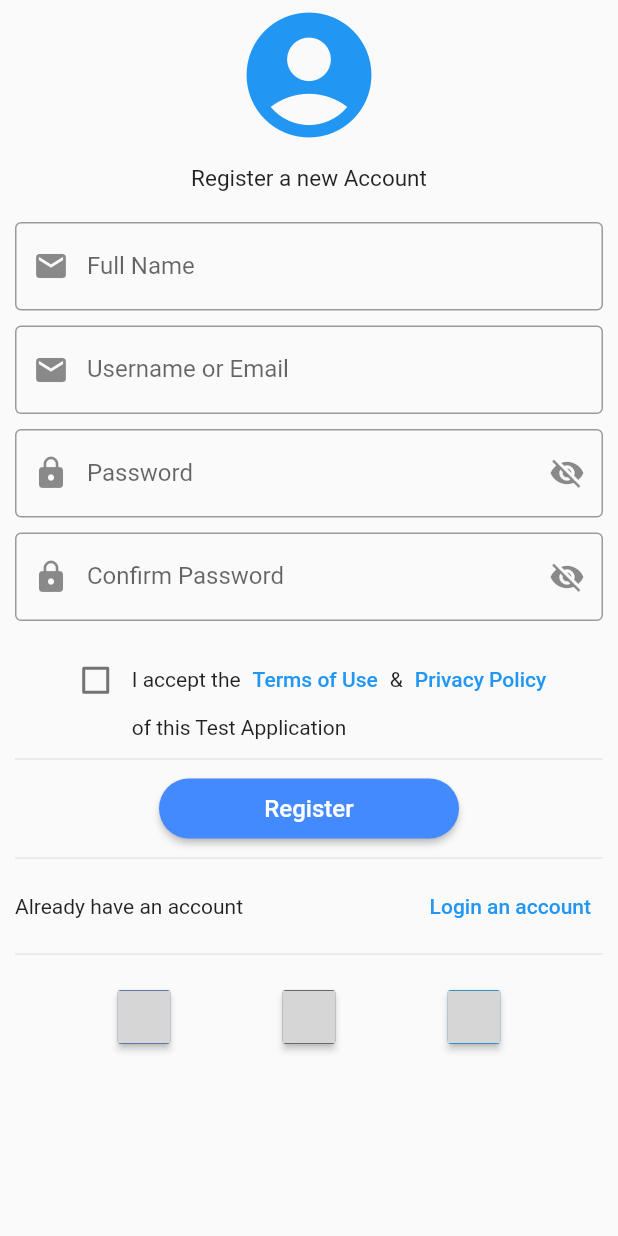
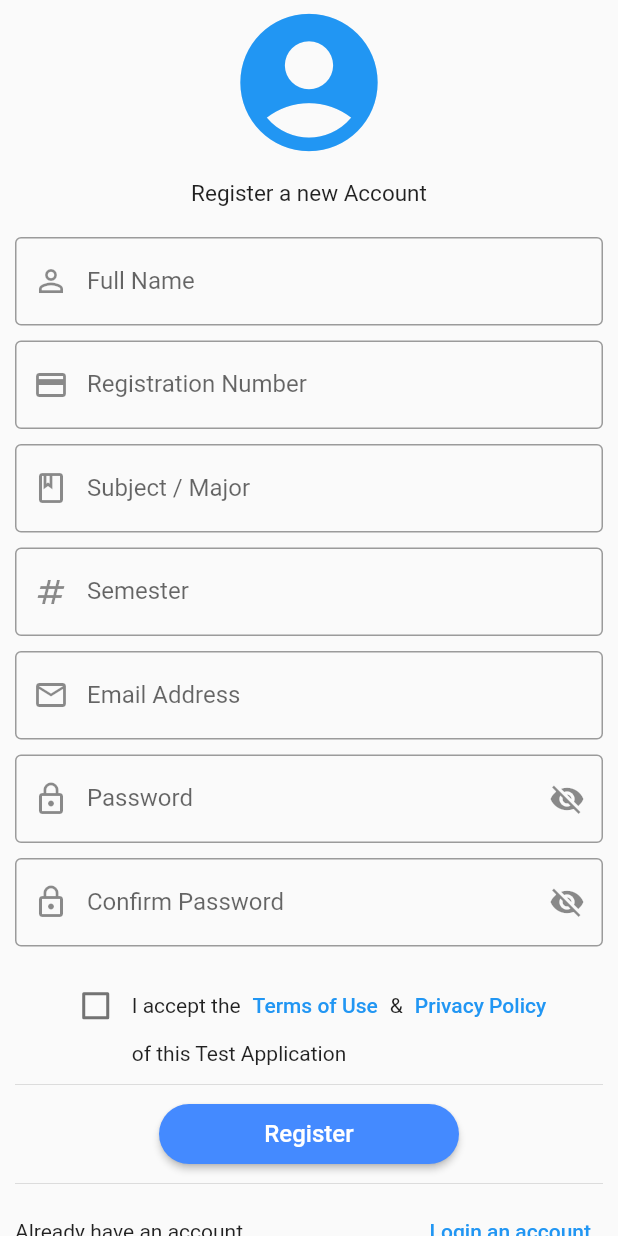
Before and after one commit to n00biex141/KPITB_Week5_Assign, a Flutter app: the screen it shows after launch, after a tap on "Register an account", on a phone screen of 412 x 824 dp. Run offline on Flutter 3.47's test engine with Material 2 defaults, Android fonts, the light colour scheme and no system bars; our stand-ins replace cloud_firestore, email_validator, firebase_auth, firebase_core, flutter_signin_button, fluttertoast; accounts and stored records are empty; network calls fail; grey boxes are pictures that could not be loaded.

Commit message:
new commit

```diff
--- a/lib/UI/login_screen.dart
+++ b/lib/UI/login_screen.dart
@@ -1,12 +1,10 @@
 // ignore_for_file: dead_code
 import 'package:flutter/material.dart';
-import 'package:fluttertoast/fluttertoast.dart';
 import 'package:firebase_auth/firebase_auth.dart';
 
 import 'package:week5_assignment/Functions/logreg_error.dart';
 
 import 'package:week5_assignment/UI/register_screen.dart';
-
 import 'package:week5_assignment/main.dart';
 
 class LoginScreen extends StatefulWidget {
@@ -30,6 +28,11 @@ class _LoginScreenState extends State<LoginScreen> {
   bool isKeepme = true;
 
   Future logIn() async {
+    showDialog(
+        context: context,
+        barrierDismissible: false,
+        builder: (context) => const Center(child: CircularProgressIndicator()));
+
     try {
       await FirebaseAuth.instance.signInWithEmailAndPassword(
           email: controllerID.text.trim(),
@@ -37,6 +40,7 @@ class _LoginScreenState extends State<LoginScreen> {
     } on FirebaseAuthException catch (e) {
       errorMessage(context, e.code);
     }
+    navigatorKey.currentState!.popUntil((route) => route.isFirst);
   }
 
   @override
@@ -85,7 +89,7 @@ class _LoginScreenState extends State<LoginScreen> {
               controller: controllerID,
               decoration: const InputDecoration(
                 border: OutlineInputBorder(),
-                labelText: 'Username or Email',
+                labelText: 'Email Address',
                 prefixIcon: Icon(Icons.mail),
               ),
             ),
@@ -147,9 +151,7 @@ class _LoginScreenState extends State<LoginScreen> {
                               splashColor: Colors.transparent,
                               highlightColor: Colors.transparent,
                               textColor: Colors.white,
-                              color: (userTextVis && passTextVis)
-                                  ? Colors.blueAccent
-                                  : Colors.grey,
+                              color: Colors.blueAccent,
                               onPressed: logIn,
                               child: const Text("login"),
                             ))))),
--- a/lib/UI/register_screen.dart
+++ b/lib/UI/register_screen.dart
@@ -1,8 +1,10 @@
+import 'package:cloud_firestore/cloud_firestore.dart';
 import 'package:email_validator/email_validator.dart';
 import 'package:firebase_auth/firebase_auth.dart';
 import 'package:flutter/material.dart';
 
 import 'package:flutter_signin_button/flutter_signin_button.dart';
+import 'package:fluttertoast/fluttertoast.dart';
 import 'package:week5_assignment/Functions/logreg_error.dart';
 import 'package:week5_assignment/UI/login_screen.dart';
 import 'package:week5_assignment/main.dart';
@@ -20,6 +22,9 @@ class _RegisterScreenState extends State<RegisterScreen> {
 
   final controllerName = TextEditingController();
   final controllerID = TextEditingController();
+  final controllerReg = TextEditingController();
+  final controllerMaj = TextEditingController();
+  final controllerSem = TextEditingController();
   final controllerPass = TextEditingController();
 
   bool fnameVis = false, emailVis = false, passVis = false, cpassVis = false;
@@ -46,24 +51,46 @@ class _RegisterScreenState extends State<RegisterScreen> {
     final isValid = formkey.currentState!.validate();
     if (!isValid) return;
 
-    /*showDialog(
+    showDialog(
         context: context,
         barrierDismissible: false,
-        builder: (context) => const Center(child: CircularProgressIndicator()));*/
+        builder: (context) => const Center(child: CircularProgressIndicator()));
 
     try {
-      UserCredential result = await FirebaseAuth.instance
-          .createUserWithEmailAndPassword(
-              email: controllerID.text.trim(),
-              password: controllerPass.text.trim());
-      User? user = result.user;
-      // ignore: deprecated_member_use
-      user?.updateProfile(displayName: controllerName.text.trim());
+      await FirebaseAuth.instance.createUserWithEmailAndPassword(
+          email: controllerID.text.trim(),
+          password: controllerPass.text.trim());
+
+      addUserDetails(
+          controllerName.text.trim(),
+          controllerReg.text.trim(),
+          controllerMaj.text.trim(),
+          int.parse(controllerSem.text.trim()),
+          controllerID.text.trim());
+
+      Fluttertoast.showToast(
+          msg: "Successfully Registered!",
+          toastLength: Toast.LENGTH_SHORT,
+          gravity: ToastGravity.CENTER,
+          timeInSecForIosWeb: 1,
+          backgroundColor: Colors.green,
+          textColor: Colors.white,
+          fontSize: 16.0);
     } on FirebaseAuthException catch (e) {
       errorMessage(context, e.code);
     }
+    navigatorKey.currentState!.popUntil((route) => route.isFirst);
+  }
 
-    //navigatorKey.currentState!.popUntil((route) => route.isFirst);
+  Future addUserDetails(
+      String fname, String regno, String subject, int sem, String email) async {
+    await FirebaseFirestore.instance.collection('users').add({
+      'full name': fname,
+      'reg number': regno,
+      'subject': subject,
+      'semester': sem,
+      'email': email,
+    });
   }
 
   @override
@@ -71,6 +98,10 @@ class _RegisterScreenState extends State<RegisterScreen> {
     controllerName.dispose();
     controllerID.dispose();
     controllerPass.dispose();
+    controllerReg.dispose();
+    controllerMaj.dispose();
+    controllerSem.dispose();
+
     super.dispose();
   }
 
@@ -90,7 +121,7 @@ class _RegisterScreenState extends State<RegisterScreen> {
                 child: Column(children: const <Widget>[
                   Icon(
                     Icons.account_circle,
-                    size: 100,
+                    size: 110,
                     color: Colors.blue,
                   ),
                   Padding(
@@ -107,9 +138,46 @@ class _RegisterScreenState extends State<RegisterScreen> {
               decoration: const InputDecoration(
                 border: OutlineInputBorder(),
                 labelText: 'Full Name',
-                prefixIcon: Icon(Icons.mail),
+                prefixIcon: Icon(Icons.person_outline),
               ),
             ),
+            Container(
+                padding: const EdgeInsets.only(top: 10),
+                child: TextFormField(
+                  validator: ((value) => value!.isEmpty
+                      ? 'Enter your proper registration number'
+                      : null),
+                  controller: controllerReg,
+                  decoration: const InputDecoration(
+                    border: OutlineInputBorder(),
+                    labelText: 'Registration Number',
+                    prefixIcon: Icon(Icons.payment_outlined),
+                  ),
+                )),
+            Container(
+                padding: const EdgeInsets.only(top: 10),
+                child: TextFormField(
+                  validator: ((value) =>
+                      value!.isEmpty ? 'Enter your proper major' : null),
+                  controller: controllerMaj,
+                  decoration: const InputDecoration(
+                    border: OutlineInputBorder(),
+                    labelText: 'Subject / Major',
+                    prefixIcon: Icon(Icons.book_outlined),
+                  ),
+                )),
+            Container(
+                padding: const EdgeInsets.only(top: 10),
+                child: TextFormField(
+                  validator: ((value) =>
+                      value!.isEmpty ? 'Enter your semester' : null),
+                  controller: controllerSem,
+                  decoration: const InputDecoration(
+                    border: OutlineInputBorder(),
+                    labelText: 'Semester',
+                    prefixIcon: Icon(Icons.numbers),
+                  ),
+                )),
             Container(
                 padding: const EdgeInsets.only(top: 10),
                 child: TextFormField(
@@ -120,8 +188,8 @@ class _RegisterScreenState extends State<RegisterScreen> {
                   controller: controllerID,
                   decoration: const InputDecoration(
                     border: OutlineInputBorder(),
-                    labelText: 'Username or Email',
-                    prefixIcon: Icon(Icons.mail),
+                    labelText: 'Email Address',
+                    prefixIcon: Icon(Icons.mail_outlined),
                   ),
                 )),
             Container(
@@ -136,7 +204,7 @@ class _RegisterScreenState extends State<RegisterScreen> {
                 decoration: InputDecoration(
                     border: const OutlineInputBorder(),
                     labelText: 'Password',
-                    prefixIcon: const Icon(Icons.lock),
+                    prefixIcon: const Icon(Icons.lock_outline),
                     suffixIcon: IconButton(
                         onPressed: () => setState(() {
                               ispassTextVis = !ispassTextVis;
@@ -161,7 +229,7 @@ class _RegisterScreenState extends State<RegisterScreen> {
                 decoration: InputDecoration(
                     border: const OutlineInputBorder(),
                     labelText: 'Confirm Password',
-                    prefixIcon: const Icon(Icons.lock),
+                    prefixIcon: const Icon(Icons.lock_outline),
                     suffixIcon: IconButton(
                         onPressed: () => setState(() {
                               iscpassTextVis = !iscpassTextVis;
```
Also changed, not shown: lib/Read_Data/get_user_details.dart (added, +32 -0 lines), lib/UI/message_screen.dart (+56 -21 lines), lib/firebase_options.dart.
